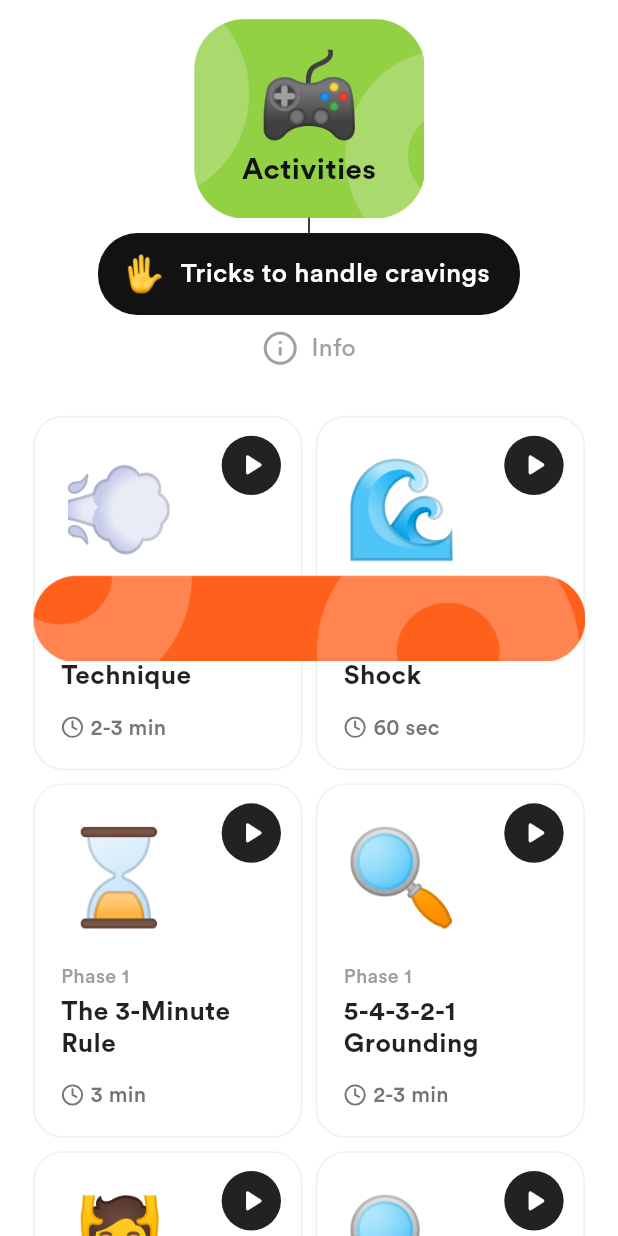
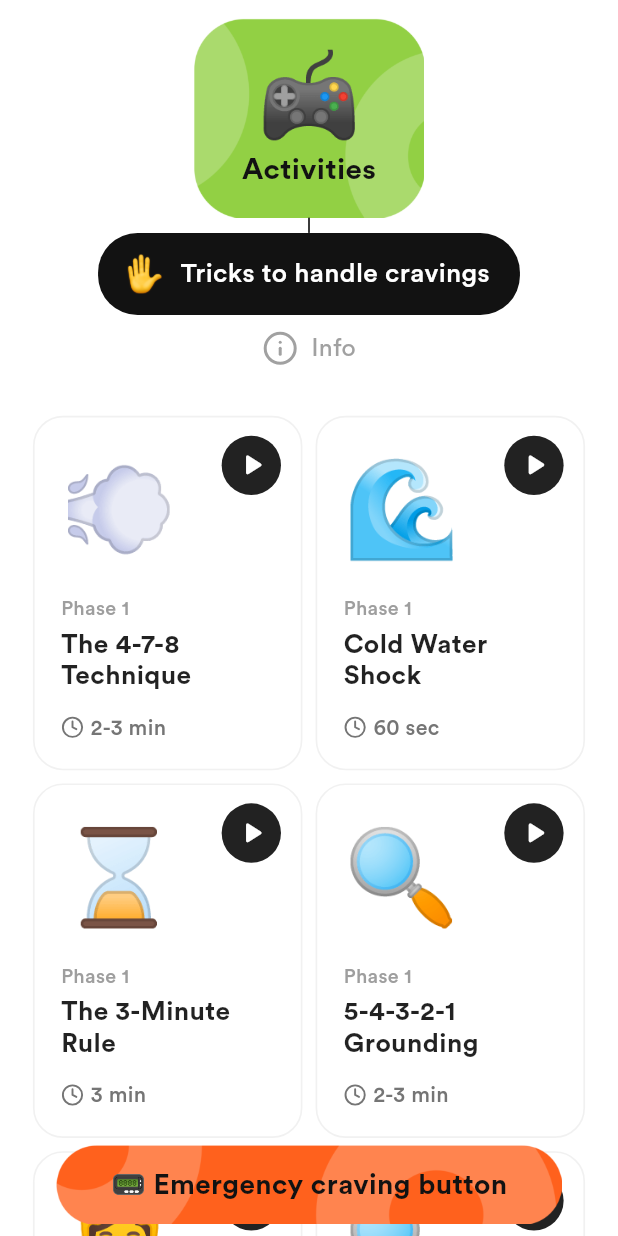
Before and after one commit to ramin443/nicotrack, a Flutter app: the Activity screen opened directly, on a phone screen of 412 x 824 dp. Run offline on Flutter 3.47's test engine with Material 3 defaults, Android fonts, the phone set to English and light mode, and no system bars; drawn by our look-alikes of auto_size_text; our stand-ins replace animated_flip_counter, cloud_firestore, confetti, device_info_plus, dotted_line, emoji_picker_flutter and 17 more; missing offline and left inert: flutter_emoji; accounts and stored records are empty; generated files the repository leaves out were written again; statements that could not run were skipped; project files that could hold a hidden picture were left out.

Commit message:
Added emergency craving button

```diff
--- a/lib/screens/base/activity.dart
+++ b/lib/screens/base/activity.dart
@@ -25,17 +25,10 @@ class _ActivityState extends State<Activity> {
   Widget build(BuildContext context) {
     return Scaffold(
       backgroundColor: Colors.white,
-      floatingActionButtonLocation: FloatingActionButtonLocation.centerDocked,
-      floatingActionButton: Container(
-        margin: EdgeInsets.symmetric(horizontal: 20.w),
-        width: double.infinity,
+      body: SafeArea(
         child: Stack(
-          alignment: Alignment.center,
-          children: [Positioned.fill(child: Image.asset(emergencyCravingBtn))],
-        ),
-      ),
-      body: SafeArea(
-        child: CustomScrollView(
+          children: [
+            CustomScrollView(
               physics: BouncingScrollPhysics(),
               slivers: [
                 // Top spacing
@@ -99,8 +92,8 @@ class _ActivityState extends State<Activity> {
                       ),
                       Container(
                         width: 256.w,
-                    padding:
-                        EdgeInsets.symmetric(horizontal: 14.w, vertical: 14.h),
+                        padding: EdgeInsets.symmetric(
+                            horizontal: 14.w, vertical: 14.h),
                         decoration: BoxDecoration(
                             color: nicotrackBlack1,
                             borderRadius: BorderRadius.circular(26.r)),
@@ -182,9 +175,48 @@ class _ActivityState extends State<Activity> {
                   ),
                 ),
 
-            // Bottom padding
+                // Bottom padding to make space for the emergency button
                 SliverToBoxAdapter(
-              child: SizedBox(height: 100.h),
+                  child: SizedBox(height: 120.h),
+                ),
+              ],
+            ),
+
+            // Emergency Craving Button positioned at bottom
+            Positioned(
+              bottom: 8.h,
+              left: 20.w,
+              right: 20.w,
+              child: GestureDetector(
+                  onTap: () {
+                    // Add emergency craving functionality here
+                  },
+                  child: Stack(
+                    alignment: Alignment.center,
+                    children: [
+                      Container(
+                        height: 52.h, // Give it a specific height
+                        width: double.infinity,
+                        child: Image.asset(
+                          emergencyCravingBtn,
+                          fit: BoxFit.contain, // Ensure proper image scaling
+                        ),
+                      ),
+                      Positioned.fill(
+                        child: Center(
+                          child: TextAutoSize(
+                            '📟 Emergency craving button',
+                            style: TextStyle(
+                              fontSize: 17.sp,
+                              fontFamily: circularBold,
+                              height: 1.1,
+                              color: nicotrackBlack1,
+                            ),
+                          ),
+                        )
+                      )
+                    ],
+                  )),
             ),
           ],
         ),
```
Lines whose indentation alone changed are shown as unchanged.
